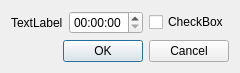
Qt form plugins/power_off/gui/settings_dialog.ui (Kolcha/DigitalClock4) before a commit.
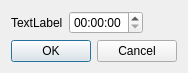
The same form after that commit.

Patch:
```diff
--- a/plugins/power_off/gui/settings_dialog.ui
+++ b/plugins/power_off/gui/settings_dialog.ui
@@ -6,7 +6,7 @@
    <rect>
     <x>0</x>
     <y>0</y>
-    <width>233</width>
+    <width>174</width>
     <height>67</height>
    </rect>
   </property>
@@ -24,13 +24,6 @@
    <item row="0" column="1">
     <widget class="QTimeEdit" name="timeEdit"/>
    </item>
-   <item row="0" column="2">
-    <widget class="QCheckBox" name="checkBox">
-     <property name="text">
-      <string>CheckBox</string>
-     </property>
-    </widget>
-   </item>
    <item row="1" column="0" colspan="3">
     <widget class="QDialogButtonBox" name="buttonBox">
      <property name="orientation">
```
Left out of the diff: 3 changed lines with no effect on the pictures.
